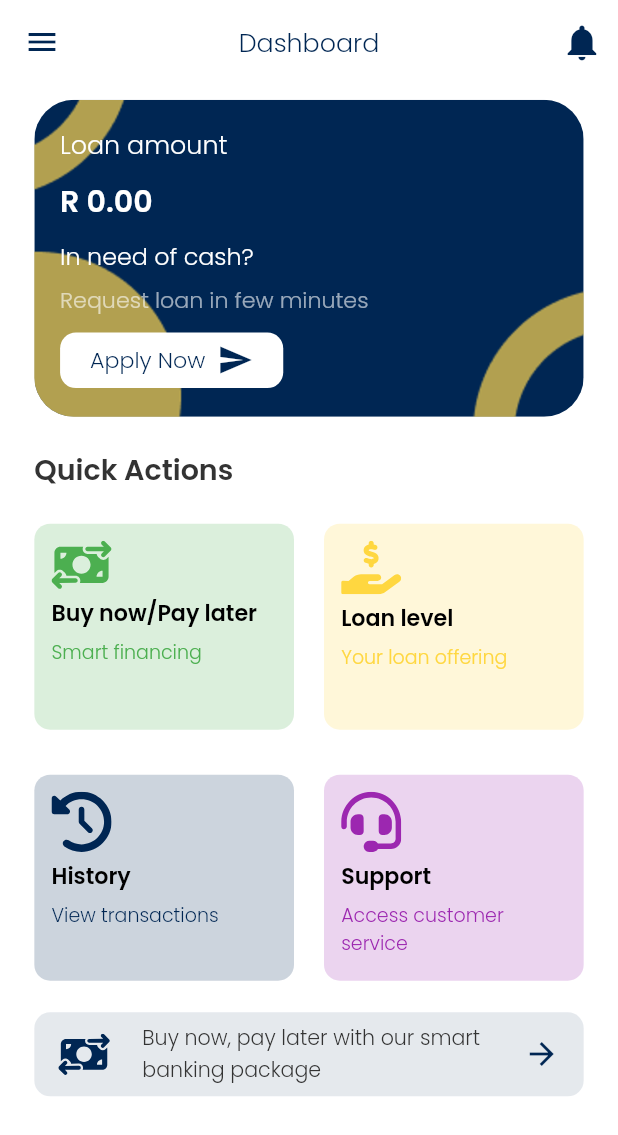
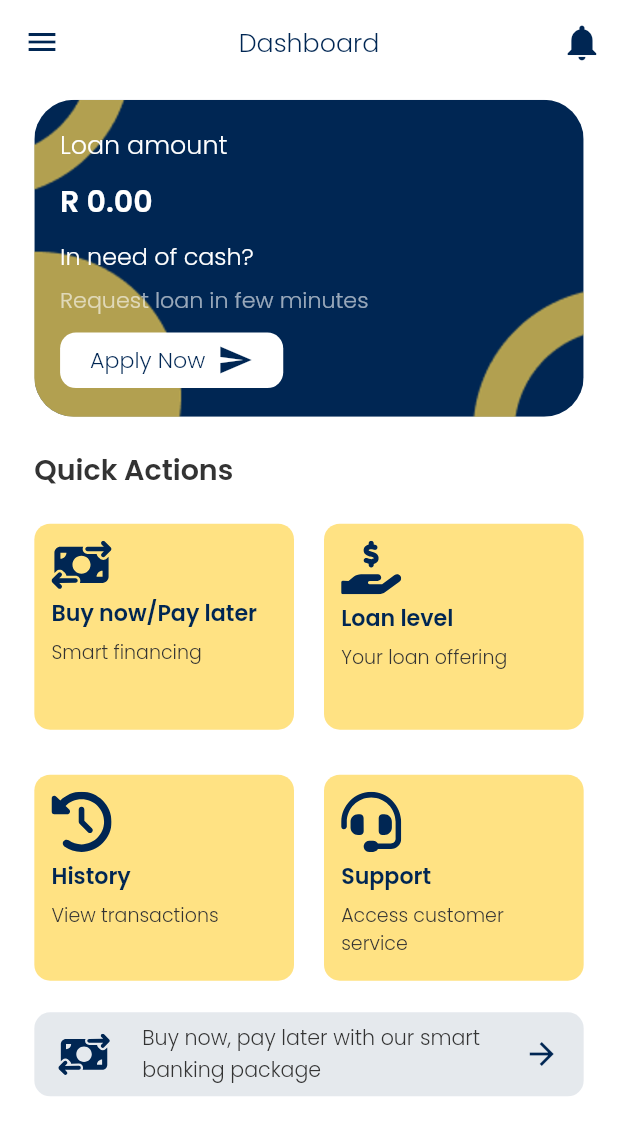
Before and after one commit to enoch-aik/enviro_bank_ltd, a Flutter app: the HomeBody screen opened directly with empty values, on a phone screen of 412 x 824 dp. Shown: the top 1135 px of the screen. Run offline on Flutter 3.47's test engine with Material 2 defaults, Android fonts, the phone set to English and light mode, and no system bars; our stand-ins replace animate_do, dio, flutter_riverpod, flutter_screenutil, flutter_svg, go_router and 3 more; accounts and stored records are empty.

```diff
--- a/lib/src/constants/quick_actions.dart
+++ b/lib/src/constants/quick_actions.dart
@@ -1,10 +1,11 @@
 import 'package:enviro_bank_ltd/export.dart';
 
 List<Color> quickOptionColors = [
-  Colors.green,
-  Colors.amberAccent,
-  CustomColors.appColor,
-  Colors.purple
+  CustomColors.mainYellow,
+  CustomColors.mainYellow,
+  CustomColors.mainYellow,
+  CustomColors.mainYellow,
+  CustomColors.mainYellow
 ];
 List<String> icons = ['buy_now', 'hand_cash', 'history', 'support'];
 List<String> description = [
@@ -13,4 +14,4 @@ List<String> description = [
   'View transactions',
   'Access customer service'
 ];
-List<String> titles = ['Buy now/Pay later','Loan level','History','Support'];
+List<String> titles = ['Buy now/Pay later', 'Loan level', 'History', 'Support'];
--- a/lib/src/screens/auth/login/screen.dart
+++ b/lib/src/screens/auth/login/screen.dart
@@ -94,8 +94,8 @@ class LoginScreen extends ConsumerWidget {
                             .login(data: user.toJson())
                             .timeout(const Duration(seconds: 8),
                                 // is it takes long to query
-                                onTimeout: () {
-                        }).then((value) async {
+                                onTimeout: () {})
+                            .then((value) async {
                           //if successful
                           if (auth.result == 'success') {
                             //save user's token to local storage
--- a/lib/src/screens/home/components/home_card.dart
+++ b/lib/src/screens/home/components/home_card.dart
@@ -47,7 +47,7 @@ class HomeCard extends StatelessWidget {
                 padding: EdgeInsets.only(top: 10.h),
                 child: InkWell(
                   onTap: () {
-                    context.go('/loan');
+                    context.push('/loan');
                   },
                   child: Container(
                     width: 130.w,
--- a/lib/src/screens/home/components/quick_actions.dart
+++ b/lib/src/screens/home/components/quick_actions.dart
@@ -9,14 +9,14 @@ Widget quickActions(context,
     required String description}) {
   return InkWell(
     onTap: () {
-      Navigator.push(
-          context, MaterialPageRoute(builder: (context) =>const ComingSoonScreen()));
+      Navigator.push(context,
+          MaterialPageRoute(builder: (context) => const ComingSoonScreen()));
     },
     child: Container(
       width: 170.w,
       padding: EdgeInsets.all(10.w),
       decoration: BoxDecoration(
-          color: color.withOpacity(0.2),
+          color: color.withOpacity(0.7),
           borderRadius: BorderRadius.circular(10.r)),
       child: Column(
         crossAxisAlignment: CrossAxisAlignment.start,
@@ -24,19 +24,18 @@ Widget quickActions(context,
           SvgPicture.asset(
             'assets/svg/$iconName.svg',
             width: 35.w,
-            color: color,
+            color: CustomColors.appColor,
           ),
           Padding(
             padding: EdgeInsets.symmetric(vertical: 5.h),
             child: KText(
               title,
-              color: CustomColors.black,
+              color: CustomColors.appColor,
               fontWeight: FontWeight.w600,
             ),
           ),
           KText(
             description,
-            color: color,
             fontSize: 12.sp,
           ),
         ],
```
Also changed, not shown: lib/src/screens/loan/screen.dart (+9 -4 lines), lib/src/screens/splash/screen.dart (+34 -6 lines).
